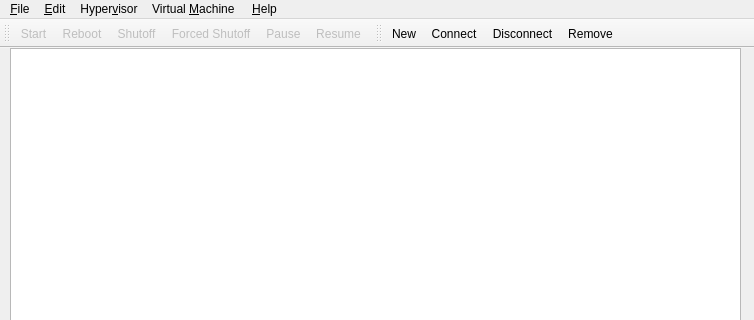
Qt form src/virtnosiswindow.ui (jankeconsulting/virtnosis) before a commit; both pictures show x 0 to 754 and y 0 to 320 of the 754 by 534 pixel window.
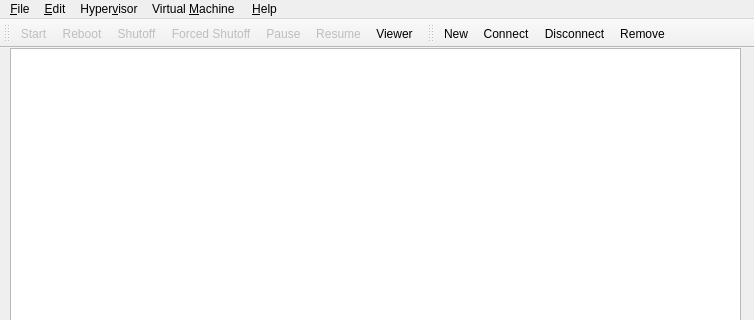
The same form after that commit. Icons and pictures are not drawn.

Commit message: Added icon for domain viewer

```diff
--- a/src/virtnosiswindow.ui
+++ b/src/virtnosiswindow.ui
@@ -99,6 +99,7 @@
    <addaction name="menuVmActionDestroy"/>
    <addaction name="menuVmActionPause"/>
    <addaction name="menuVmActionResume"/>
+   <addaction name="menuVmActionViewer"/>
   </widget>
   <widget class="QStatusBar" name="statusBar"/>
   <widget class="QToolBar" name="hypervisorToolBar">
```
Left out of the diff: 4 changed lines with no effect on the pictures. The commit also changes 2 other files.
